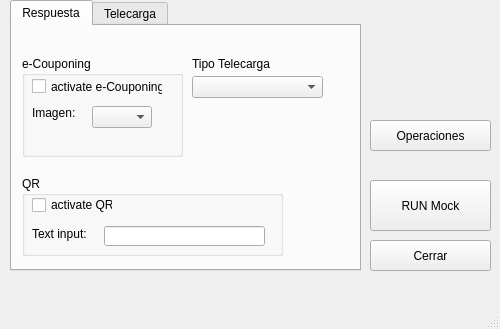
First picture: the form in MainWindow/MainWindow.ui, repository JuaBue/Mock_V2, before the edit.
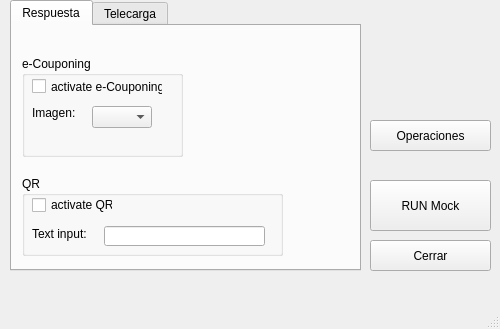
Second picture: the form after the edit. Icons and pictures are not drawn.

Commit message: Manage the UI for the P table.

Patch:
```diff
--- a/MainWindow/MainWindow.ui
+++ b/MainWindow/MainWindow.ui
@@ -173,29 +173,6 @@
        </property>
       </widget>
      </widget>
-     <widget class="QLabel" name="label">
-      <property name="geometry">
-       <rect>
-        <x>180</x>
-        <y>30</y>
-        <width>81</width>
-        <height>16</height>
-       </rect>
-      </property>
-      <property name="text">
-       <string>Tipo Telecarga</string>
-      </property>
-     </widget>
-     <widget class="QComboBox" name="TelechargeCombo">
-      <property name="geometry">
-       <rect>
-        <x>180</x>
-        <y>50</y>
-        <width>131</width>
-        <height>22</height>
-       </rect>
-      </property>
-     </widget>
     </widget>
     <widget class="QWidget" name="tab_2">
      <attribute name="title">
@@ -354,11 +331,21 @@
        </layout>
       </widget>
      </widget>
-     <widget class="QCheckBox" name="checkBox">
+     <widget class="QComboBox" name="TelechargeCombo">
       <property name="geometry">
        <rect>
-        <x>250</x>
+        <x>190</x>
         <y>30</y>
+        <width>131</width>
+        <height>22</height>
+       </rect>
+      </property>
+     </widget>
+     <widget class="QLabel" name="label_9">
+      <property name="geometry">
+       <rect>
+        <x>190</x>
+        <y>10</y>
         <width>81</width>
         <height>18</height>
        </rect>
```
Left out of the diff: 21 changed lines with no effect on the pictures. The commit also changes 4 other files.
